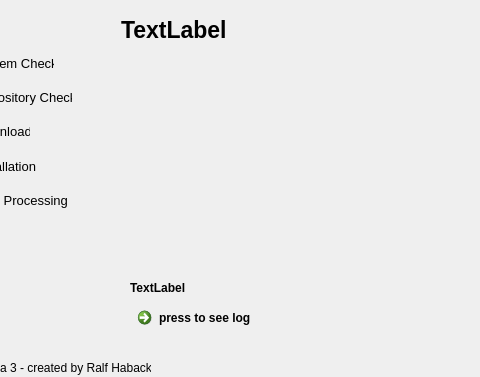
This is single-package-installer/installerdialog.ui in KDE/kdewin-installer as Qt 5 draws it before an edit; both pictures show x 90 to 570 and y 0 to 377 of the 753 by 377 pixel window. The edited form follows.
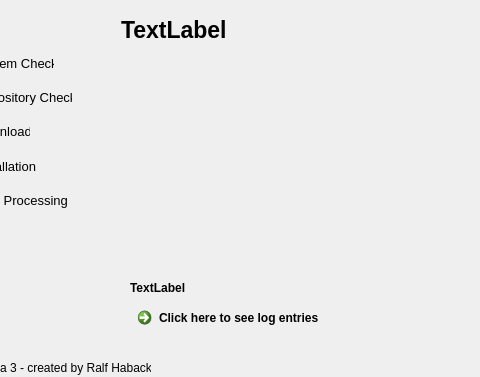
This is the edited form. Icons and pictures are not drawn.

Commit message: fixed open log windows button size and text

```diff
--- a/single-package-installer/installerdialog.ui
+++ b/single-package-installer/installerdialog.ui
@@ -331,12 +331,12 @@
     <rect>
      <x>220</x>
      <y>300</y>
-     <width>185</width>
+     <width>220</width>
      <height>41</height>
     </rect>
    </property>
    <property name="text">
-    <string>press to see log</string>
+    <string>Click here to see log entries</string>
    </property>
    <property name="icon">
     <iconset resource="installerdialog.qrc">
```
